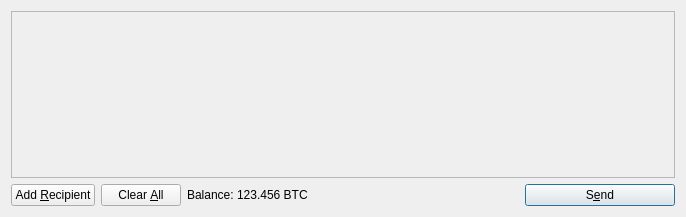
Before: the Qt Designer form src/qt/forms/sendcoinsdialog.ui in Skryptex/Nexus-Proof-of-Stake-Coin, drawn with Qt 5.
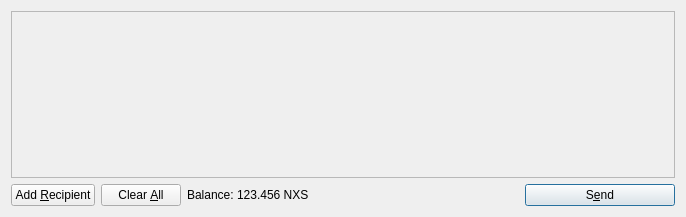
After: the same form once the commit is applied. Icons and pictures are not drawn.

```diff
--- a/src/qt/forms/sendcoinsdialog.ui
+++ b/src/qt/forms/sendcoinsdialog.ui
@@ -119,7 +119,7 @@
           <cursorShape>IBeamCursor</cursorShape>
          </property>
          <property name="text">
-          <string>123.456 BTC</string>
+          <string>123.456 NXS</string>
          </property>
          <property name="textInteractionFlags">
           <set>Qt::LinksAccessibleByMouse|Qt::TextSelectableByKeyboard|Qt::TextSelectableByMouse</set>
```
